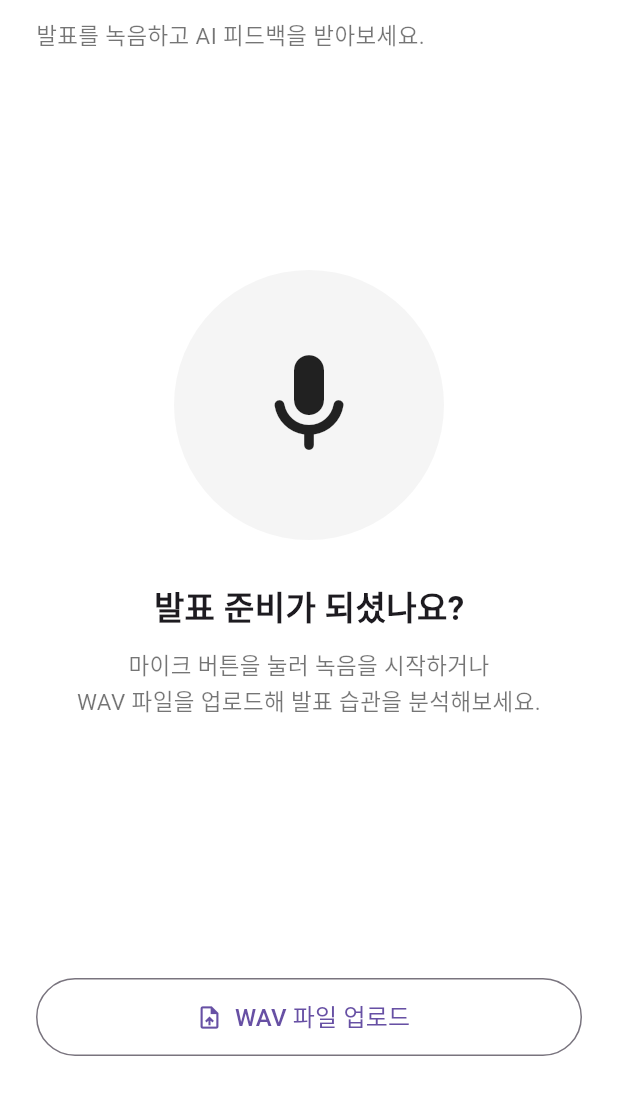
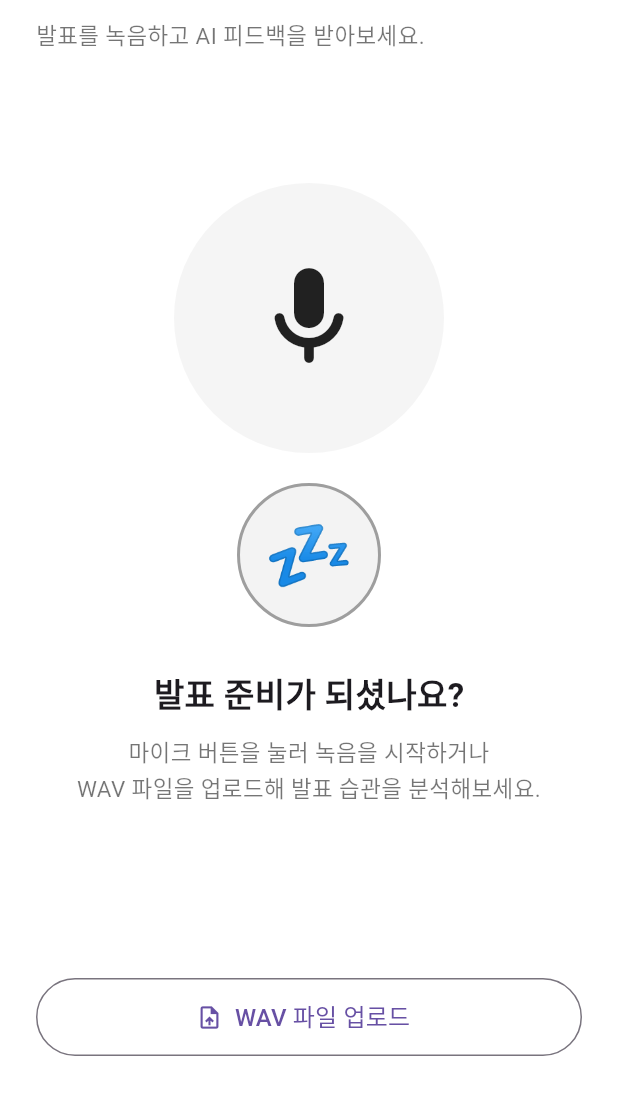
Before and after one commit to Speechinx/UNITHON, a Flutter app: the screen it shows after launch, on a phone screen of 412 x 824 dp, the part 102-1217 px from its top. Run offline on Flutter 3.47's test engine with Material 3 defaults, Android fonts, the phone set to English and light mode, and no system bars; our stand-ins replace camera, file_picker, shared_preferences; missing offline and left inert: dart:html, record.

Commit message:
feat: react avatar to live posture window results during recording
Wire AvatarWidget into the recording screen: reset avatar state to
'idle' when recording starts, update it from each posture window
upload's avatar_state field, and render the widget above the timer
text in the recording layout.

```diff
--- a/frontend/lib/main.dart
+++ b/frontend/lib/main.dart
@@ -13,6 +13,7 @@ import 'posture_blob_cleanup_stub.dart'
 import 'posture_capture_buffer.dart';
 import 'posture_timeline.dart';
 import 'posture_window_uploader.dart';
+import 'avatar_widget.dart';
 
 import 'package:file_picker/file_picker.dart';
 import 'package:flutter/material.dart';
@@ -93,6 +94,7 @@ class _HomePageState extends State<HomePage> {
   int _postureWindowIndex = 0;
   String? _postureSessionId;
   PostureWindowUploader? _postureUploader;
+  String _avatarState = 'idle';
 
   bool isRecording = false;
   int recordingSeconds = 0;
@@ -134,6 +136,7 @@ class _HomePageState extends State<HomePage> {
     setState(() {
       isRecording = true;
       recordingSeconds = 0;
+      _avatarState = 'idle';
     });
 
     _recordingTimer?.cancel();
@@ -262,10 +265,18 @@ Future<void> _startPostureCapture() async {
     }
 
     try {
-      await _postureUploader!.uploadWindow(
+      final result = await _postureUploader!.uploadWindow(
         windowIndex: windowIndex,
         frames: frames,
       );
+
+      final avatarState = result['avatar_state'] as String?;
+
+      if (avatarState != null && mounted) {
+        setState(() {
+          _avatarState = avatarState;
+        });
+      }
     } catch (e) {
       debugPrint('자세 window 업로드 실패 (건너뜀): $e');
     }
@@ -703,6 +714,16 @@ String formatRecordingTime(
                           ),
                         ),
                       ),
+                    ),
+                  ),
+
+                  const SizedBox(
+                    height: 20,
+                  ),
+
+                  Center(
+                    child: AvatarWidget(
+                      state: _avatarState,
                     ),
                   ),
 
```
